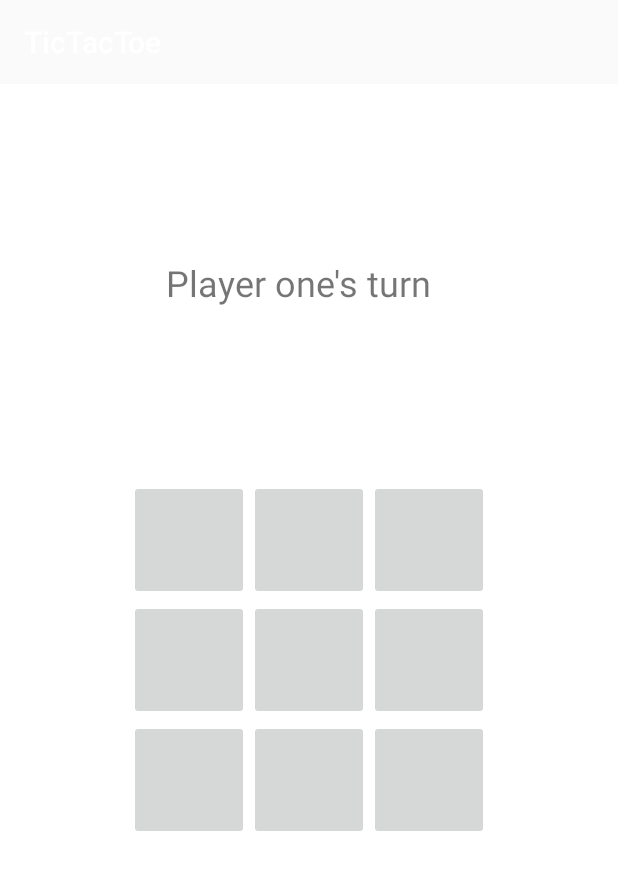
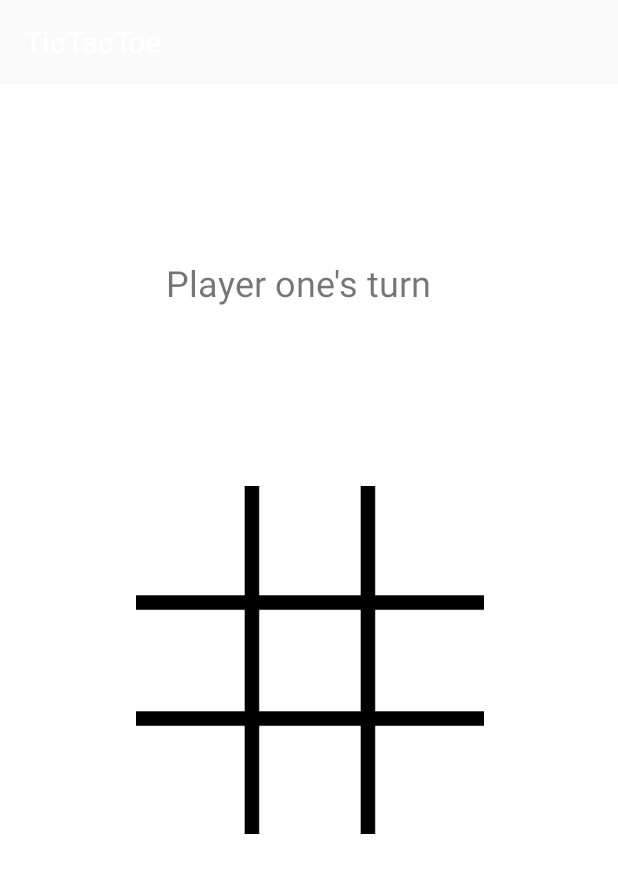
Before and after one commit to siamc1/tic-tac-toe, an Android app: the P2GameActivity screen opened directly, with no data from a screen before it, on a phone screen of 412 x 824 dp. Shown: the top 873 px of the screen. Run offline under Robolectric (Android 15) with nearby library versions, the phone set to English and light mode, and no system bars.

Commit message:
Added better graphics
Added better graphics for the ingame board

```diff
--- a/TicTacToe/app/src/main/res/layout/activity_p2_game.xml
+++ b/TicTacToe/app/src/main/res/layout/activity_p2_game.xml
@@ -6,6 +6,16 @@
     android:layout_height="match_parent"
     android:background="#FFFFFF"
     tools:context="com.SRCStudios.tictactoe.P2GameActivity">
+
+    <ImageView
+        android:id="@+id/imageView3"
+        android:layout_width="251dp"
+        android:layout_height="232dp"
+        app:layout_constraintBottom_toBottomOf="parent"
+        app:layout_constraintEnd_toEndOf="parent"
+        app:layout_constraintStart_toStartOf="parent"
+        app:layout_constraintTop_toTopOf="parent"
+        app:srcCompat="@drawable/tictactoe" />
 
     <TableLayout
         android:layout_width="240dp"
@@ -24,6 +34,7 @@
                 android:id="@+id/btnP2_1"
                 android:layout_width="80dp"
                 android:layout_height="80dp"
+                android:background="#00FFFFFF"
                 android:onClick="btnP2_1"
                 android:scaleType="centerInside"
                 android:visibility="visible"
@@ -33,6 +44,7 @@
                 android:id="@+id/btnP2_2"
                 android:layout_width="80dp"
                 android:layout_height="80dp"
+                android:background="#00FFFFFF"
                 android:forceDarkAllowed="true"
                 android:onClick="btnP2_2"
                 android:scaleType="centerInside" />
@@ -41,6 +53,7 @@
                 android:id="@+id/btnP2_3"
                 android:layout_width="80dp"
                 android:layout_height="80dp"
+                android:background="#00FFFFFF"
                 android:onClick="btnP2_3"
                 android:scaleType="centerInside" />
         </TableRow>
@@ -53,13 +66,16 @@
                 android:id="@+id/btnP2_4"
                 android:layout_width="80dp"
                 android:layout_height="80dp"
+                android:background="#00FFFFFF"
                 android:onClick="btnP2_4"
-                android:scaleType="centerInside" />
+                android:scaleType="centerInside"
+                android:tint="#00FFFFFF" />
 
             <ImageButton
                 android:id="@+id/btnP2_5"
                 android:layout_width="80dp"
                 android:layout_height="80dp"
+                android:background="#00FFFFFF"
                 android:onClick="btnP2_5"
                 android:scaleType="centerInside" />
 
@@ -67,6 +83,7 @@
                 android:id="@+id/btnP2_6"
                 android:layout_width="80dp"
                 android:layout_height="80dp"
+                android:background="#00FFFFFF"
                 android:onClick="btnP2_6"
                 android:scaleType="centerInside" />
         </TableRow>
@@ -79,6 +96,7 @@
                 android:id="@+id/btnP2_7"
                 android:layout_width="80dp"
                 android:layout_height="80dp"
+                android:background="#00FFFFFF"
                 android:onClick="btnP2_7"
                 android:scaleType="centerInside" />
 
@@ -86,6 +104,7 @@
                 android:id="@+id/btnP2_8"
                 android:layout_width="80dp"
                 android:layout_height="80dp"
+                android:background="#00FFFFFF"
                 android:onClick="btnP2_8"
                 android:scaleType="centerInside" />
 
@@ -93,6 +112,7 @@
                 android:id="@+id/btnP2_9"
                 android:layout_width="80dp"
                 android:layout_height="80dp"
+                android:background="#00FFFFFF"
                 android:onClick="btnP2_9"
                 android:scaleType="centerInside" />
         </TableRow>
```
Also changed, not shown: TicTacToe/app/src/main/java/com/SRCStudios/tictactoe/P2GameActivity.java (+16 -0 lines), TicTacToe/app/src/main/res/layout/activity_game_p1.xml (+23 -0 lines).
